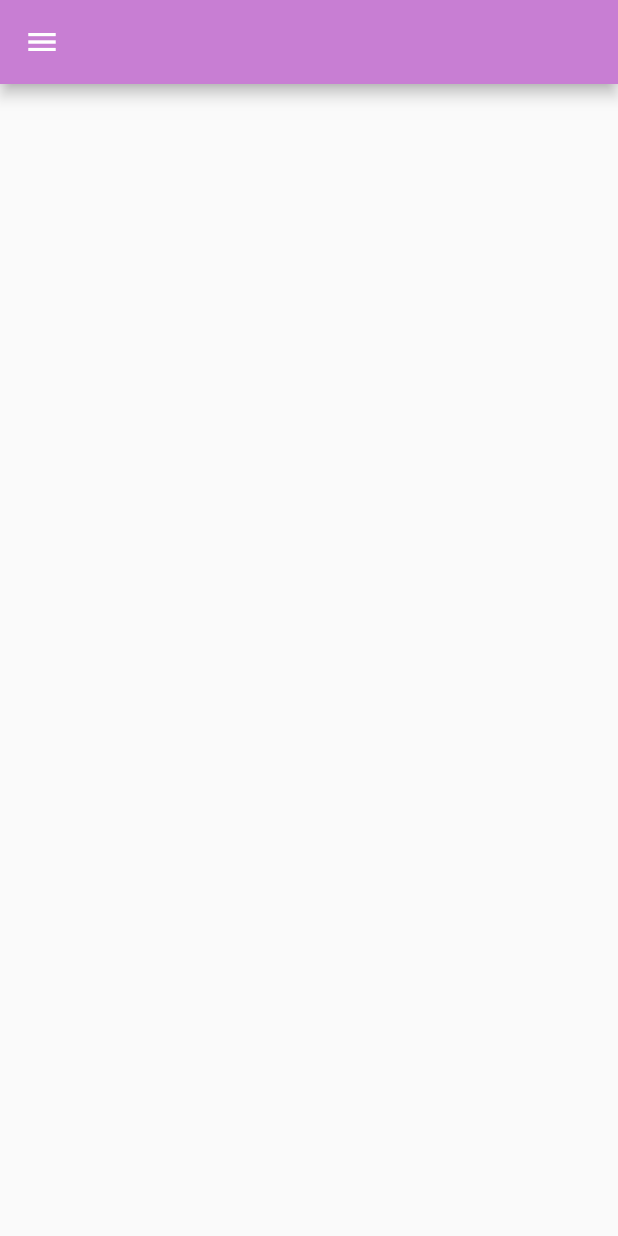
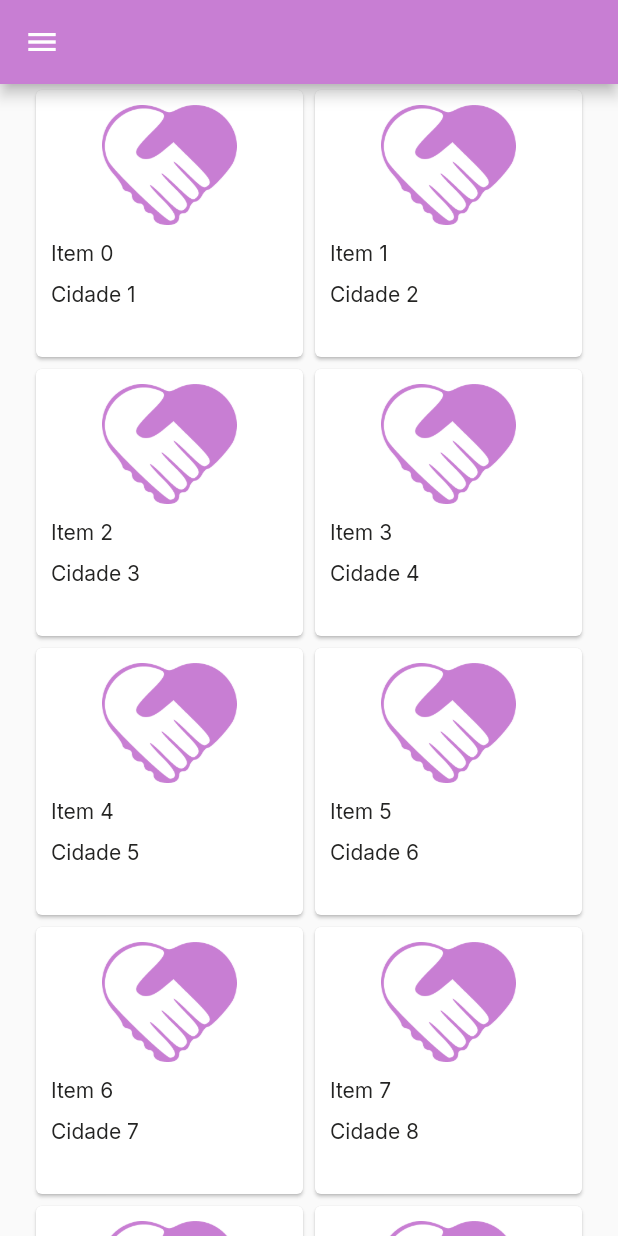
Before and after one commit to UnBArqDsw2021-1/2021.1_G5_ProjetoDonner_Front-end, a Flutter app: the screen it shows after launch, on a phone screen of 412 x 824 dp. Run offline on Flutter 3.47's test engine with Material 2 defaults, Android fonts, the phone set to English and light mode, and no system bars; our stand-ins replace cloud_firestore, dropdown_search, firebase_auth, firebase_core, font_awesome_flutter, google_fonts and 2 more; missing offline and left inert: estados_municipios; accounts and stored records are empty.

Commit message:
Criar página de visualização de postagens
- criar visualização de postagens em estado inicial
- adicionar visualizador ao corpo da página principal

```diff
--- /dev/null
+++ b/donner/lib/screens/available_posts.dart
@@ -0,0 +1,62 @@
+import 'package:donner/shared/themes/app_text_styles.dart';
+import 'package:flutter/material.dart';
+
+class AvailablePosts extends StatefulWidget {
+  const AvailablePosts({Key? key}) : super(key: key);
+
+  @override
+  _AvailablePostsState createState() => _AvailablePostsState();
+}
+
+class _AvailablePostsState extends State<AvailablePosts> {
+  String? postTypeFilter;
+
+  @override
+  Widget build(BuildContext context) {
+    double? imageHeight = 80;
+    double? dividerHeight = 10;
+
+    return Container(
+      padding: const EdgeInsets.symmetric(horizontal: 20),
+      child: GridView.count(
+          crossAxisCount: 2,
+          children: List.generate(10, (index) {
+            return Card(
+              child: Padding(
+                padding: const EdgeInsets.all(10),
+                child: InkWell(
+                  onTap: () {},
+                  child: Column(
+                    crossAxisAlignment: CrossAxisAlignment.start,
+                    children: <Widget>[
+                      Center(
+                        child: Image.asset(
+                          "assets/mini_logo_donner.png",
+                          height: imageHeight,
+                        ),
+                      ),
+                      SizedBox(
+                        height: dividerHeight,
+                      ),
+                      Text(
+                        "Item $index",
+                        style: AppTextStyles.cardText,
+                        textAlign: TextAlign.left,
+                      ),
+                      SizedBox(
+                        height: dividerHeight,
+                      ),
+                      Text(
+                        "Cidade ${index + 1}",
+                        style: AppTextStyles.cardText,
+                        textAlign: TextAlign.left,
+                      )
+                    ],
+                  ),
+                ),
+              ),
+            );
+          })),
+    );
+  }
+}
--- a/donner/lib/screens/home_screen.dart
+++ b/donner/lib/screens/home_screen.dart
@@ -3,6 +3,8 @@ import 'package:donner/models/client_model.dart';
 import 'package:donner/shared/themes/app_colors.dart';
 import 'package:donner/shared/widgets/sidebar_widget.dart';
 import 'package:flutter/material.dart';
+
+import 'available_posts.dart';
 
 class HomeScreen extends StatefulWidget {
   ClientModel? user;
@@ -19,7 +21,7 @@ class _HomeScreenState extends State<HomeScreen> {
       appBar: AppBar(
         backgroundColor: AppColors.primary,
       ),
-      body: Container(),
+      body: const AvailablePosts(),
       drawer: FutureBuilder<ClientModel?>(future: Authentication().getUserInfo() ,builder: (context, snap){
         if(snap.hasError){
           return SnackBar(
```
